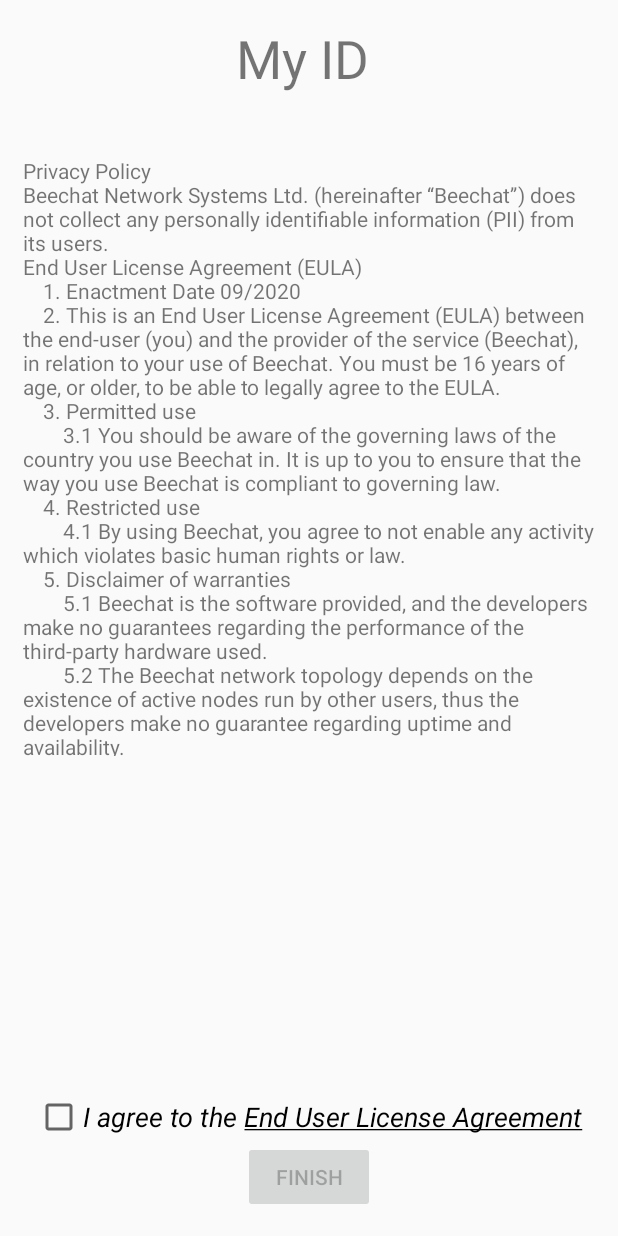
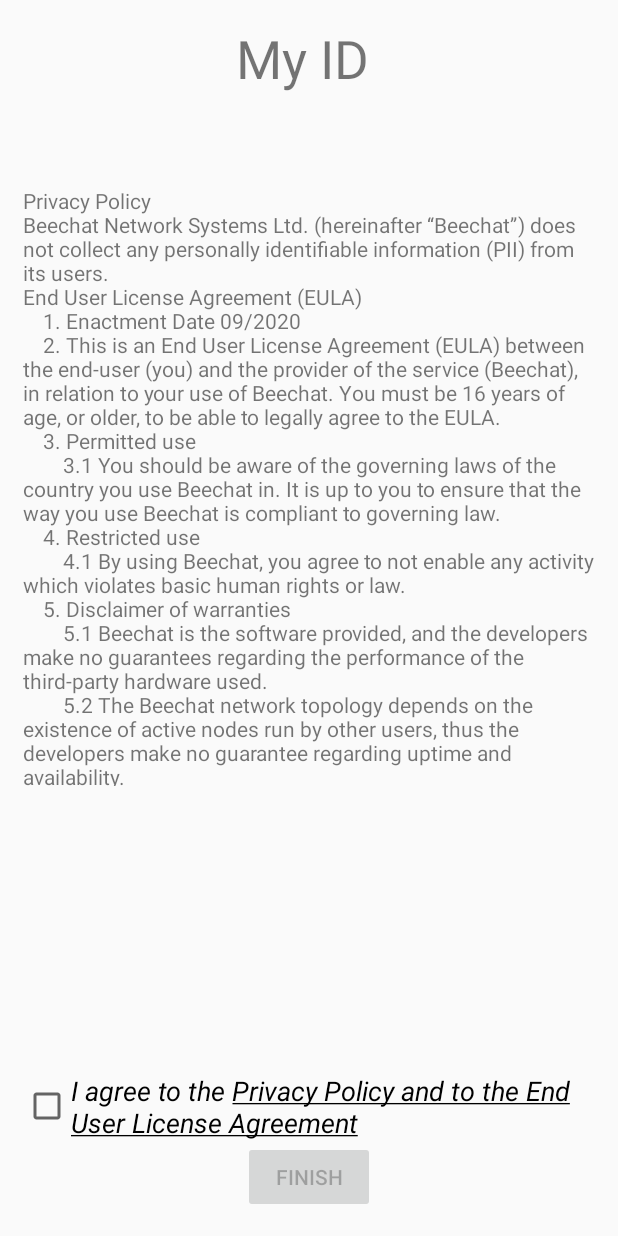
Before and after one commit to BeechatNetworkSystemsLtd/BeechatNetwork-Android, an Android app: the screen it shows after launch (WelcomeScreen), on a phone screen of 412 x 824 dp. Run offline under Robolectric (Android 15) with nearby library versions, the phone set to English and light mode, and no system bars; libraries missing offline, so code that uses them is left out: org.slf4j; 5 statements that could not run were skipped.

Commit message:
register-screen-changes - Updated UI for the Welcome Screen.

```diff
--- a/BeechatNetwork/app/src/main/res/layout/welcome_screen.xml
+++ b/BeechatNetwork/app/src/main/res/layout/welcome_screen.xml
@@ -19,12 +19,14 @@
             android:lines="2"
             android:gravity="center"
             android:layout_weight="0"
+            android:paddingBottom="20dp"
             />
         <TextView
             android:id="@+id/textViewEULA"
             android:layout_width="match_parent"
             android:layout_height="400dp"
             android:scrollbars="horizontal"
+            android:fadeScrollbars="false"
             android:isScrollContainer="true"
         android:text="@string/eula_text" />
         <LinearLayout
--- a/BeechatNetwork/app/src/main/res/values/strings.xml
+++ b/BeechatNetwork/app/src/main/res/values/strings.xml
@@ -16,6 +16,6 @@
     <string name="error_connecting_title">Error connecting</string>
     <string name="error_connecting_description">Could not connect to the selected XBee device: %1$s</string>
 
-    <string name="eula_agreement">I agree to the <u>End User License Agreement</u></string>
+    <string name="eula_agreement">I agree to the <u>Privacy Policy and to the End User License Agreement</u></string>
 	<string name="eula_text">EULA text</string>
 </resources>
```
